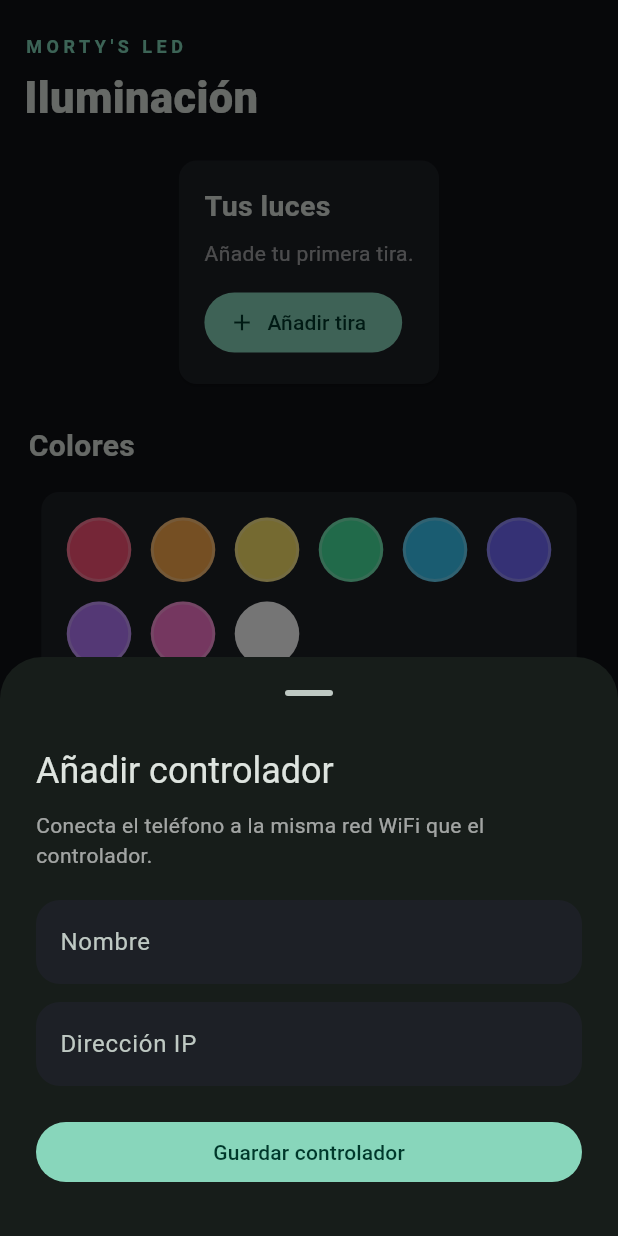
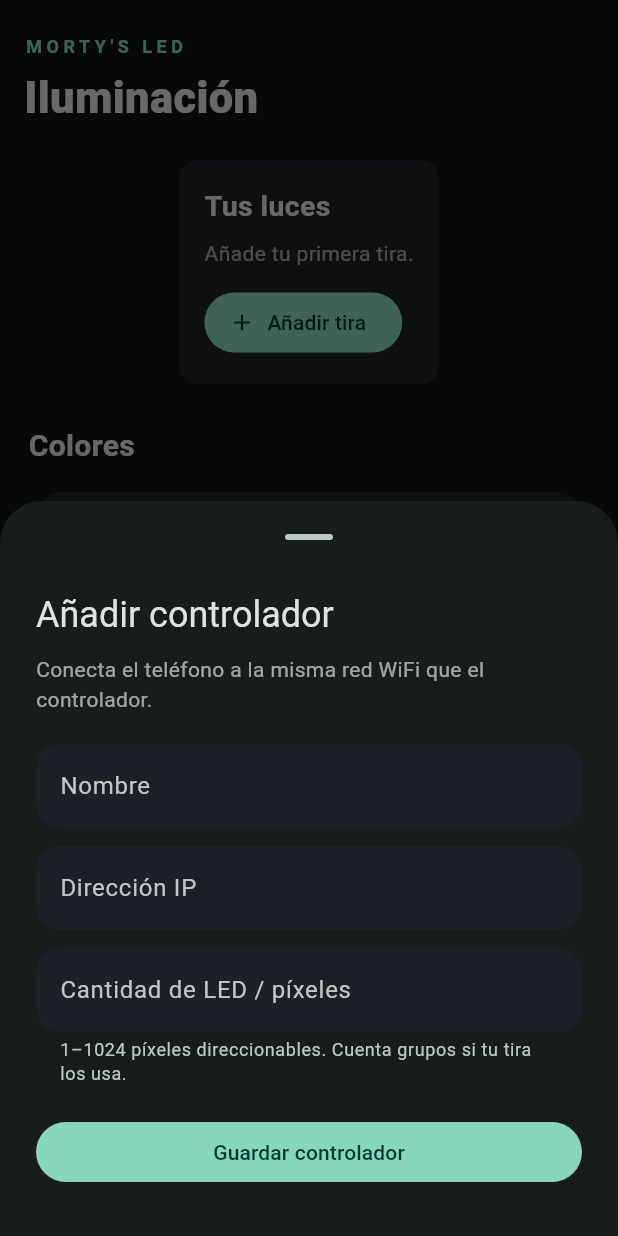
Before and after one commit to Mortymel/Aurora-RGB, a Flutter app: the screen it shows after launch, after a tap on "Añadir tira", on a phone screen of 412 x 824 dp. Run offline on Flutter 3.47's test engine with Material 3 defaults, Android fonts, the phone set to English and light mode, and no system bars; our stand-ins replace flutter_blue_plus, permission_handler, shared_preferences.

Commit message:
feat: configure LED count per ESP32 from Android and persist in firmware

```diff
--- a/lib/device_api.dart
+++ b/lib/device_api.dart
@@ -12,7 +12,7 @@ class LedState {
     effect: (v['effect'] as num?)?.toInt() ?? 0,
     speed: (v['speed'] as num?)?.toInt() ?? 100,
     color: (v['color'] as num?)?.toInt() ?? 0xA020F0,
-    pixels: (v['pixels'] as num?)?.toInt() ?? 320,
+    pixels: (v['pixels'] as num?)?.toInt() ?? 0,
     audioLevel: (v['audioLevel'] as num?)?.toInt() ?? 0,
     wifi: v['wifi']?.toString() ?? '',
   );
--- a/lib/device_store.dart
+++ b/lib/device_store.dart
@@ -3,11 +3,13 @@ import 'package:shared_preferences/shared_preferences.dart';
 
 class StudioDevice {
   final String id, name, host;
-  const StudioDevice({required this.id,required this.name,required this.host});
-  Map<String,dynamic> toJson()=>{'id':id,'name':name,'host':host};
+  static const maxPixels = 1024;
+  final int? pixels;
+  const StudioDevice({required this.id,required this.name,required this.host,this.pixels});
+  Map<String,dynamic> toJson()=>{'id':id,'name':name,'host':host,if(pixels!=null)'pixels':pixels};
   factory StudioDevice.fromJson(Map<String,dynamic> j)=>StudioDevice(
     id:j['id']?.toString()??'',name:j['name']?.toString()??'Dispositivo',
-    host:j['host']?.toString()??'');
+    host:j['host']?.toString()??'',pixels:j['pixels'] is int && (j['pixels'] as int)>=1 && (j['pixels'] as int)<=maxPixels?j['pixels'] as int:null);
 }
 class DeviceStore {
   static const _key='studio_devices_v1',_selected='studio_selected_v1';
--- a/lib/main.dart
+++ b/lib/main.dart
@@ -61,15 +61,21 @@ class _StudioShellState extends State<StudioShell>{
     poll?.cancel();
     final generation=++connectionGeneration;
     final target=host.trim();
+    final selected=devices.where((d)=>d.id==selectedId).firstOrNull;
     setState((){busy=true;message='Conectando…';});
     try{
       final a=DeviceApi(target);
-      final s=await a.getState();
+      var s=await a.getState();
+      if(!mounted||generation!=connectionGeneration)return;
+      if(selected?.pixels!=null && s.pixels!=selected!.pixels){
+        s=await a.control({'pixels':'${selected.pixels}'});
+        if(s.pixels!=selected.pixels)throw StateError('El firmware no acepta la cantidad de LED. Actualízalo desde el Web Flasher.');
+      }
       final p=await SharedPreferences.getInstance();await p.setString('device_host',host.trim());
       if(!mounted||generation!=connectionGeneration)return;
       setState((){api=a;state=s;message='Conectado';});
       poll=Timer.periodic(const Duration(seconds:4),(_)=>refresh());
-    }catch(e){if(mounted&&generation==connectionGeneration)setState((){api=null;state=null;message='Sin conexión';});}
+    }catch(e){if(mounted&&generation==connectionGeneration){setState((){api=null;state=null;message='Sin conectar · configuración pendiente';});notice('No se pudo conectar y aplicar la cantidad de LED: $e');}}
     finally{if(mounted&&generation==connectionGeneration)setState(()=>busy=false);}
   }
   Future<void> refresh()async{
@@ -105,9 +111,11 @@ class _StudioShellState extends State<StudioShell>{
   Future<void> editDevice({StudioDevice? existing})async{
     final ip=TextEditingController(text:existing?.host??'');
     final name=TextEditingController(text:existing?.name??'');
+    final pixels=TextEditingController(text:existing?.pixels?.toString()??(existing?.id==selectedId&&state!=null&&state!.pixels>0?'${state!.pixels}':''));
+    final formKey=GlobalKey<FormState>();
     final result=await showModalBottomSheet<bool>(context:context,isScrollControlled:true,showDragHandle:true,
       builder:(ctx)=>Padding(padding:EdgeInsets.fromLTRB(24,12,24,MediaQuery.viewInsetsOf(ctx).bottom+32),
-        child:Column(mainAxisSize:MainAxisSize.min,crossAxisAlignment:CrossAxisAlignment.start,children:[
+        child:SingleChildScrollView(child:Form(key:formKey,child:Column(mainAxisSize:MainAxisSize.min,crossAxisAlignment:CrossAxisAlignment.start,children:[
           Text(existing==null?'Añadir controlador':'Editar controlador',style:Theme.of(ctx).textTheme.headlineSmall),
           const SizedBox(height:10),
           const Text('Conecta el teléfono a la misma red WiFi que el controlador.',style:TextStyle(color:Colors.white60)),
@@ -115,12 +123,17 @@ class _StudioShellState extends State<StudioShell>{
           TextField(controller:name,textCapitalization:TextCapitalization.sentences,
             decoration:const InputDecoration(labelText:'Nombre',hintText:'LED del salón')),
           const SizedBox(height:12),
-          TextField(controller:ip,keyboardType:TextInputType.url,
+          TextFormField(controller:ip,keyboardType:TextInputType.url,
+            validator:(value){final address=value?.trim()??'';final uri=Uri.tryParse(address.contains('://')?address:'http://$address');return address.isEmpty||uri==null||uri.host.isEmpty||uri.host.contains(' ')||!(uri.scheme=='http'||uri.scheme=='https')?'Introduce una IP o un host válido':null;},
             decoration:const InputDecoration(labelText:'Dirección IP',hintText:'192.168.1.50')),
+          const SizedBox(height:12),
+          TextFormField(controller:pixels,keyboardType:TextInputType.number,
+            validator:(value){final n=int.tryParse(value?.trim()??'');return n==null||n<1||n>StudioDevice.maxPixels?'Introduce un entero entre 1 y ${StudioDevice.maxPixels}':null;},
+            decoration:const InputDecoration(labelText:'Cantidad de LED / píxeles',hintText:'Ej.: 60',helperText:'1–1024 píxeles direccionables. Cuenta grupos si tu tira los usa.',helperMaxLines:2)),
           const SizedBox(height:20),
-          SizedBox(width:double.infinity,child:FilledButton(onPressed:()=>Navigator.pop(ctx,true),
+          SizedBox(width:double.infinity,child:FilledButton(onPressed:(){if(formKey.currentState!.validate())Navigator.pop(ctx,true);},
             child:const Text('Guardar controlador'))),
-        ])));
+        ])))));
     if(result==true){
       final address=ip.text.trim();
       final uri=Uri.tryParse(address.contains('://')?address:'http://$address');
@@ -128,7 +141,7 @@ class _StudioShellState extends State<StudioShell>{
         notice('Introduce una dirección IP o un host válido');
       }else{
         final id=existing?.id??DateTime.now().microsecondsSinceEpoch.toString();
-        final device=StudioDevice(id:id,name:name.text.trim().isEmpty?'Controlador LED':name.text.trim(),host:address);
+        final device=StudioDevice(id:id,name:name.text.trim().isEmpty?'Controlador LED':name.text.trim(),host:address,pixels:int.parse(pixels.text.trim()));
         setState((){
           devices=[for(final d in devices)if(d.id!=id)d,device];
           selectedId=id;host=device.host;deviceName=device.name;api=null;state=null;message='Sin conectar';
@@ -138,7 +151,7 @@ class _StudioShellState extends State<StudioShell>{
         await connect();
       }
     }
-    ip.dispose();name.dispose();
+    ip.dispose();name.dispose();pixels.dispose();
   }
   Future<void> selectDevice(StudioDevice d)async{
     if(selectedId==d.id&&api!=null)return;
@@ -169,7 +182,7 @@ class _StudioShellState extends State<StudioShell>{
       title:Text('No hay controladores'),subtitle:Text('Añade una ESP32 conectada a tu red WiFi.'))),
     ...devices.map((d)=>Card(child:ListTile(
       onTap:()=>selectDevice(d),leading:Icon(Icons.lightbulb_outline,color:d.id==selectedId?violet:Colors.white54),
-      title:Text(d.name),subtitle:Text('${d.host} · ${d.id==selectedId?message:'Guardado'}'),
+      title:Text(d.name),subtitle:Text('${d.host} · ${d.pixels==null?'Cantidad sin configurar':'${d.pixels} LED'} · ${d.id==selectedId?message:'Guardado'}'),
       trailing:PopupMenuButton<String>(onSelected:(v){if(v=='edit'){editDevice(existing:d);}else{removeDevice(d);}},
         itemBuilder:(_)=>const [PopupMenuItem(value:'edit',child:Text('Editar')),PopupMenuItem(value:'delete',child:Text('Eliminar'))])))),
     const SizedBox(height:10),
@@ -214,7 +227,7 @@ class _StudioShellState extends State<StudioShell>{
       height:20,margin:const EdgeInsets.symmetric(horizontal:1),decoration:BoxDecoration(
         color:(s?.power??false)?HSVColor.fromAHSV(1,(i*360/24+(s?.effect??0)*20)%360,0.95,0.95).toColor():Colors.white12,
         borderRadius:BorderRadius.circular(5),boxShadow:(s?.power??false)?[BoxShadow(color:Color(s?.color??0xFF8C65E5).withValues(alpha:0.5),blurRadius:11)]:null)))))),
-      Positioned(left:18,bottom:15,child:Text('${s?.pixels??320} PÍXELES  ·  VISTA ILUSTRATIVA',style:const TextStyle(fontSize:10,letterSpacing:1.2,color:Colors.white70)))]));
+      Positioned(left:18,bottom:15,child:Text('${s==null||s.pixels==0?'Cantidad sin configurar':'${s.pixels} PÍXELES'}  ·  VISTA ILUSTRATIVA',style:const TextStyle(fontSize:10,letterSpacing:1.2,color:Colors.white70)))]));
   Widget deviceCarousel(){
     if(devices.isEmpty)return card(Column(crossAxisAlignment:CrossAxisAlignment.start,children:[
       const Text('Tus luces',style:TextStyle(fontSize:19,fontWeight:FontWeight.w600)),
@@ -239,9 +252,10 @@ class _StudioShellState extends State<StudioShell>{
                 const SizedBox(width:10),
                 Expanded(child:Text(d.name,maxLines:1,overflow:TextOverflow.ellipsis,
                   style:const TextStyle(fontSize:19,fontWeight:FontWeight.w600))),
-                IconButton(tooltip:'Cambiar nombre',onPressed:()=>editDevice(existing:d),icon:const Icon(Icons.edit_outlined,size:20)),
+                IconButton(tooltip:'Editar controlador y cantidad de LED',onPressed:()=>editDevice(existing:d),icon:const Icon(Icons.edit_outlined,size:20)),
               ]),
               Text(active?message:d.host,style:const TextStyle(color:Colors.white60,fontSize:12)),
+              Text('${current?.pixels??d.pixels??'—'} LED',style:const TextStyle(color:Colors.white70,fontSize:12)),
               const SizedBox(height:12),
               Expanded(child:Container(decoration:BoxDecoration(
                 color:current?.power==true?Color(current!.color).withValues(alpha:0.28):const Color(0xFF272B32),
--- a/pubspec.yaml
+++ b/pubspec.yaml
@@ -1,7 +1,7 @@
 name: esp32_rgb_studio
 description: Morty's LED - ESP32 RGB lighting controller
 publish_to: none
-version: 0.5.1+6
+version: 0.6.0+7
 environment:
   sdk: '>=3.3.0 <4.0.0'
 dependencies:
```
Also changed, not shown: web-flasher/manifest.json, 13 other files.
